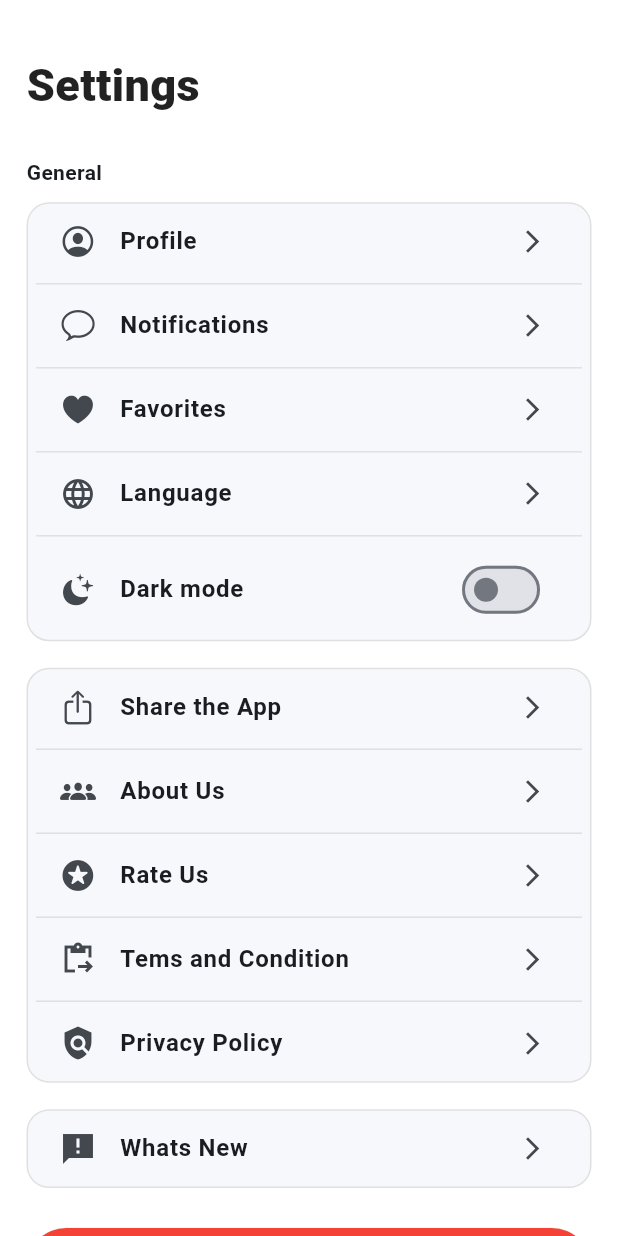
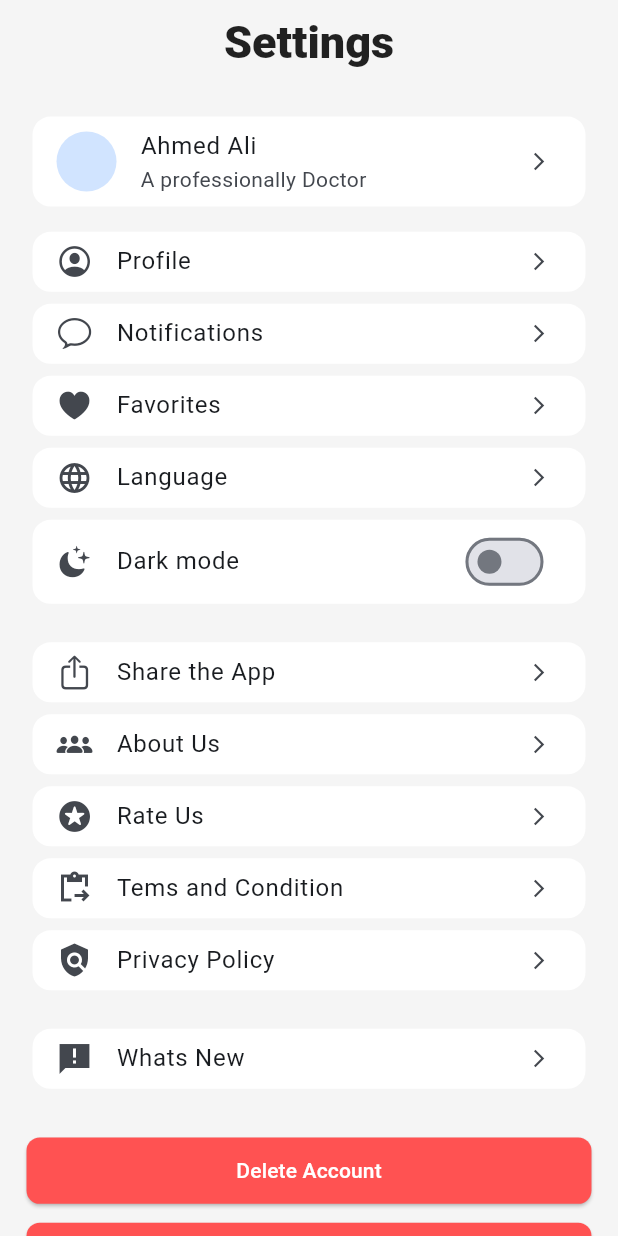
Before and after one commit to Munawer2022/flutter-boilerplate, a Flutter app: the SettingPage screen opened directly, on a phone screen of 412 x 824 dp. Run offline on Flutter 3.47's test engine with Material 3 defaults, Android fonts, the phone set to English and light mode, and no system bars; our stand-ins replace connectivity_plus, device_preview, equatable, flutter_bloc, flutter_screenutil, fpdart and 4 more; accounts and stored records are empty; network calls fail.

Commit message:
add some new uis

```diff
--- a/lib/config/components/app_button.dart
+++ b/lib/config/components/app_button.dart
@@ -8,13 +8,14 @@ abstract class AppButton {
           double? width,
           double? height,
           Color? color,
+          EdgeInsetsGeometry? padding,
           double? radius,
           bool loading = false}) =>
       ElevatedButton(
           style: ElevatedButton.styleFrom(
               shape: RoundedRectangleBorder(
                   borderRadius: BorderRadius.circular(radius?.r ?? 10.0.r)),
-              padding: EdgeInsets.symmetric(horizontal: 16.w),
+              padding: padding ?? EdgeInsets.symmetric(horizontal: 16.w),
               backgroundColor: color ?? Colors.blue,
               minimumSize:
                   Size(width?.w ?? double.infinity.w, height?.h ?? 50.0.h)),
--- a/lib/core/app_images.dart
+++ b/lib/core/app_images.dart
@@ -1,4 +1,6 @@
 abstract class AppImages {
   static const _baseImagesUrl = 'assets/images/';
+  static const _baseAnimationsUrl = 'assets/animations/';
   static const logo = '${_baseImagesUrl}logo.png';
+  static const noInternet = '${_baseAnimationsUrl}no_internet.json';
 }
--- a/lib/data/datasources/internet_connectivity/internet_connectivity_checker_data_sources.dart
+++ b/lib/data/datasources/internet_connectivity/internet_connectivity_checker_data_sources.dart
@@ -6,8 +6,6 @@ import '/core/show/show/show.dart';
 import '/core/global.dart';
 
 import 'package:flutter_bloc/flutter_bloc.dart';
-
-
 
 class InternetConnectivityCheckerDataSources extends Cubit<bool> {
   final Connectivity _connectivity;
@@ -20,8 +18,7 @@ class InternetConnectivityCheckerDataSources extends Cubit<bool> {
     _subscription = _connectivity.onConnectivityChanged.listen((event) => event
                 .first ==
             ConnectivityResult.none
-        ? _show
-            .showNoInternetConnectionMaterialBanner('No Internet Connection')
+        ? _show.showNoInternetConnectionMaterialBanner('No Internet Connection')
         : GlobalConstants.navigatorKey.currentContext != null
             ? ScaffoldMessenger.of(GlobalConstants.navigatorKey.currentContext!)
                 .hideCurrentMaterialBanner()
--- a/lib/features/notification_setting/notification_setting_page.dart
+++ b/lib/features/notification_setting/notification_setting_page.dart
@@ -35,8 +35,10 @@ class _NotificationSettingState extends State<NotificationSettingPage> {
   @override
   Widget build(BuildContext context) {
     return Scaffold(
+      backgroundColor: Colors.white,
       appBar: AppBar(
-        backgroundColor: Colors.transparent,
+        surfaceTintColor: Colors.white,
+        backgroundColor: Colors.white,
         elevation: 0,
         automaticallyImplyLeading: true,
         centerTitle: true,
--- a/lib/features/profile/profile_page.dart
+++ b/lib/features/profile/profile_page.dart
@@ -34,7 +34,10 @@ class _ProfileState extends State<ProfilePage> {
   @override
   Widget build(BuildContext context) {
     return Scaffold(
+      backgroundColor: Colors.white,
       appBar: AppBar(
+        surfaceTintColor: Colors.white,
+        backgroundColor: Colors.white,
         automaticallyImplyLeading: true,
         // backgroundColor: Colors.transparent,
         elevation: 0,
--- a/lib/features/setting/setting_page.dart
+++ b/lib/features/setting/setting_page.dart
@@ -2,6 +2,7 @@ import 'package:flutter/cupertino.dart';
 import 'package:flutter/material.dart';
 import 'package:flutter_bloc/flutter_bloc.dart';
 import 'package:flutter_screenutil/flutter_screenutil.dart';
+import 'package:flutter_template/config/components/app_button.dart';
 import 'package:flutter_template/core/show/show/show_material_banner.dart';
 import 'setting_cubit.dart';
 import 'setting_state.dart';
@@ -36,42 +37,42 @@ class _SettingState extends State<SettingPage> {
   @override
   Widget build(BuildContext context) {
     return Scaffold(
-      backgroundColor: Colors.white,
+      backgroundColor: Colors.grey.shade100,
+      appBar: AppBar(
+          title: const Text("Settings"),
+          surfaceTintColor: Colors.grey.shade100,
+          backgroundColor: Colors.grey.shade100,
+          centerTitle: true,
+          automaticallyImplyLeading: false),
       body: ListView(
         padding: EdgeInsets.all(20.0.r),
         children: [
-          20.verticalSpace,
-          Text('Settings', style: Theme.of(context).appBarTheme.titleTextStyle),
-          30.verticalSpace,
-          const Text('General', style: TextStyle(fontWeight: FontWeight.w600)),
-          const SizedBox(height: 10),
-          Container(
-            padding: EdgeInsets.all(6.r),
-            decoration: BoxDecoration(
-                color: const Color(0xffF7F8FC),
-                border: Border.all(color: Colors.grey.shade300),
-                borderRadius: const BorderRadius.all(Radius.circular(15))),
-            child: Column(
+          listTile(
+            title: "Ahmed Ali",
+            subtitle: const Text("A professionally Doctor"),
+            leading: const CircleAvatar(),
+            onTap: () {},
+          ),
+          10.verticalSpace,
+          Column(
             children: [
               listTile(
                 title: "Profile",
                 icon: CupertinoIcons.profile_circled,
                 onTap: () => cubit.goProfilePage(),
               ),
-                Divider(color: Colors.grey.shade300),
               listTile(
                 title: "Notifications",
                 icon: CupertinoIcons.chat_bubble,
                 onTap: () => cubit.goNotificationPage(),
               ),
-                Divider(color: Colors.grey.shade300),
               listTile(title: "Favorites", icon: CupertinoIcons.heart_fill),
-                Divider(color: Colors.grey.shade300),
               listTile(title: "Language", icon: Icons.language_rounded),
-                Divider(color: Colors.grey.shade300),
-                ListTile(
-                  title: const Text('Dark mode',
-                      style: TextStyle(fontWeight: FontWeight.bold)),
+              Card(
+                elevation: 0,
+                color: Colors.white,
+                child: ListTile(
+                  title: const Text('Dark mode'),
                   trailing: Switch(
                     value: isDarkModeEnabled,
                     onChanged: (bool value) {
@@ -82,90 +83,47 @@ class _SettingState extends State<SettingPage> {
                   ),
                   leading: const Icon(CupertinoIcons.moon_stars_fill),
                 ),
+              ),
             ],
-            ),
           ),
 
           20.verticalSpace,
           // const Text('General'),
 
-          Container(
-            padding: EdgeInsets.all(6.r),
-            decoration: BoxDecoration(
-                color: const Color(0xffF7F8FC),
-                border: Border.all(color: Colors.grey.shade300),
-                borderRadius: const BorderRadius.all(Radius.circular(15))),
-            child: Column(
+          Column(
             children: [
               listTile(title: "Share the App", icon: CupertinoIcons.share),
-                Divider(color: Colors.grey.shade300),
               listTile(title: "About Us", icon: CupertinoIcons.group_solid),
-                Divider(color: Colors.grey.shade300),
-                listTile(
-                    title: "Rate Us", icon: CupertinoIcons.star_circle_fill),
-                Divider(color: Colors.grey.shade300),
+              listTile(title: "Rate Us", icon: CupertinoIcons.star_circle_fill),
               listTile(
                   title: "Tems and Condition",
                   icon: Icons.content_paste_go_sharp),
-                Divider(color: Colors.grey.shade300),
               listTile(title: "Privacy Policy", icon: Icons.policy),
             ],
-            ),
           ),
           20.verticalSpace,
           // const Text('General'),
 
-          Container(
-            padding: EdgeInsets.all(6.r),
-            decoration: BoxDecoration(
-                color: const Color(0xffF7F8FC),
-                border: Border.all(color: Colors.grey.shade300),
-                borderRadius: const BorderRadius.all(Radius.circular(15))),
-            child: Column(
+          Column(
             children: [
               listTile(title: "Whats New", icon: Icons.announcement_sharp),
             ],
-            ),
           ),
 
           30.verticalSpace,
 
           // Sign Out Button
-          ElevatedButton(
-            onPressed: () {
-              // Action for sign out
-            },
-            style: ElevatedButton.styleFrom(
-              backgroundColor: Colors.red,
-              padding: const EdgeInsets.symmetric(vertical: 15),
-              shape: RoundedRectangleBorder(
-                borderRadius: BorderRadius.circular(50),
-              ),
-            ),
+          AppButton.getButton(
               child: const Text('Delete Account',
-                style: TextStyle(
-                    fontSize: 16,
-                    color: Colors.white,
-                    fontWeight: FontWeight.bold)),
-          ),
+                  style: TextStyle(color: Colors.white)),
+              onPressed: () {},
+              color: Colors.redAccent.shade200),
           10.verticalSpace,
-          ElevatedButton(
-            onPressed: () {
-              // Action for sign out
-            },
-            style: ElevatedButton.styleFrom(
-              backgroundColor: Colors.red,
-              padding: const EdgeInsets.symmetric(vertical: 15),
-              shape: RoundedRectangleBorder(
-                borderRadius: BorderRadius.circular(50),
-              ),
-            ),
-            child: const Text('Logout',
-                style: TextStyle(
-                    fontSize: 16,
-                    color: Colors.white,
-                    fontWeight: FontWeight.bold)),
-          ),
+          AppButton.getButton(
+              child:
+                  const Text('Logout', style: TextStyle(color: Colors.white)),
+              onPressed: () {},
+              color: Colors.redAccent.shade200),
           20.verticalSpace
         ],
       ),
@@ -175,19 +133,18 @@ class _SettingState extends State<SettingPage> {
 
 listTile(
         {required String title,
-        required IconData icon,
+        IconData? icon,
+        Widget? leading,
+        Widget? subtitle,
         void Function()? onTap}) =>
-    Column(
-      children: [
-        ListTile(
+    Card(
+      elevation: 0,
+      color: Colors.white,
+      child: ListTile(
           minTileHeight: 0,
-            title: Text(title,
-                style: const TextStyle(fontWeight: FontWeight.bold)),
-            trailing: const Icon(
-              Icons.arrow_forward_ios,
-              size: 18,
-            ),
-            leading: Icon(icon),
+          title: Text(title),
+          subtitle: subtitle,
+          trailing: const Icon(Icons.arrow_forward_ios, size: 14),
+          leading: leading ?? Icon(icon),
           onTap: onTap),
-      ],
     );
--- a/pubspec.yaml
+++ b/pubspec.yaml
@@ -44,6 +44,7 @@ dependencies:
   fpdart: ^1.1.0
   shimmer: ^3.0.0
   connectivity_plus: ^6.0.5
+  lottie: ^3.1.2
 
 dev_dependencies:
   flutter_test:
@@ -74,6 +75,7 @@ flutter:
   # To add assets to your application, add an assets section, like this:
   assets:
     - assets/images/
+    - assets/animations/
   #   - images/a_dot_ham.jpeg
 
   # An image asset can refer to one or more resolution-specific "variants", see
```
Also changed, not shown: assets/animations/no_internet.json (added, +1 -0 lines), lib/features/home/home_page.dart (+54 -2 lines), lib/features/no_internet_page.dart (added, +65 -0 lines), lib/features/notification/notification_page.dart (+7 -2 lines), lib/features/onboarding/onboarding_page.dart (+18 -9 lines), pubspec.lock. Lines whose indentation alone changed are shown as unchanged.
